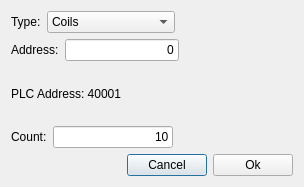
Qt form addmodbusregisterdialog.ui (tonylin0826/ModbusMasterTool) before a commit.
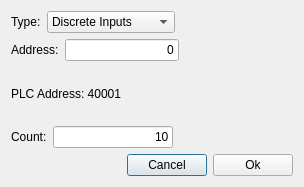
The same form after that commit.

The edit to the form file:
```diff
--- a/addmodbusregisterdialog.ui
+++ b/addmodbusregisterdialog.ui
@@ -27,7 +27,7 @@
       <widget class="QComboBox" name="selectType">
        <item>
         <property name="text">
-         <string>Coils</string>
+         <string>Discrete Inputs</string>
         </property>
        </item>
        <item>
```
Left out of the diff: 2 changed lines with no effect on the pictures.
